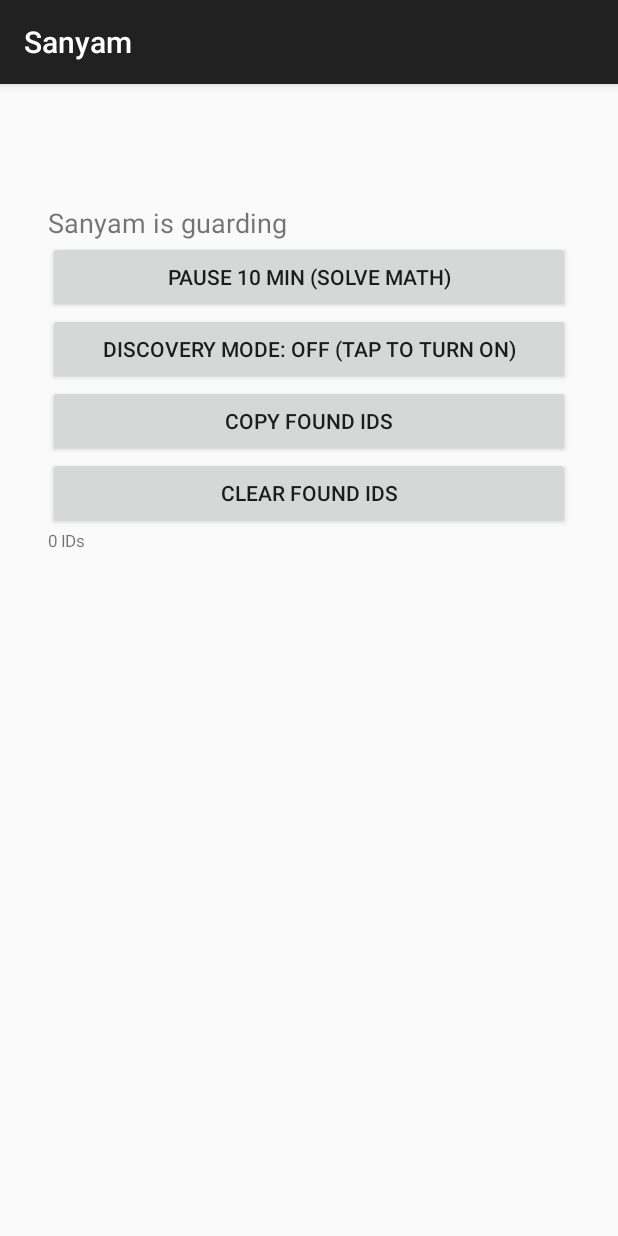
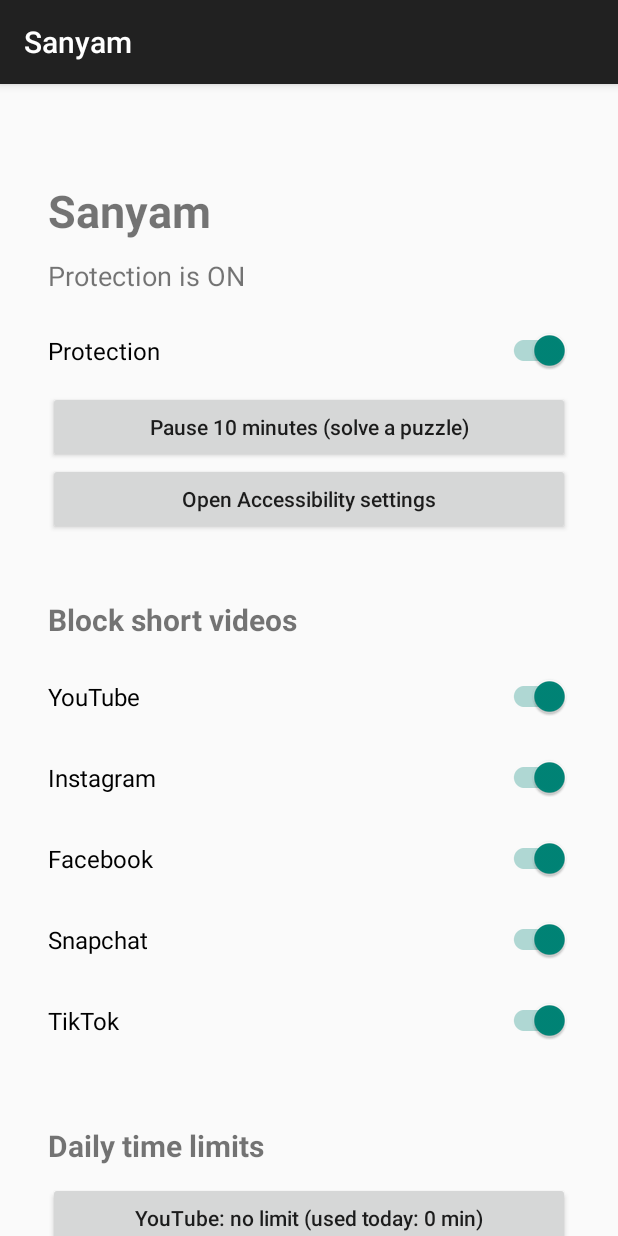
Before and after one commit to aditya1sharma-user/Sanyam, an Android app: the screen it shows after launch (MainActivity), on a phone screen of 412 x 824 dp. Run offline under Robolectric (Android 15) with nearby library versions, the phone set to English and light mode, and no system bars.

Commit message:
Update MainActivity.kt

```diff
--- a/app/src/main/java/com/example/sanyam/MainActivity.kt
+++ b/app/src/main/java/com/example/sanyam/MainActivity.kt
@@ -3,7 +3,9 @@ package com.example.sanyam
 import android.content.ClipData
 import android.content.ClipboardManager
 import android.content.Context
+import android.content.Intent
 import android.os.Bundle
+import android.provider.Settings
 import android.text.InputType
 import android.widget.Button
 import android.widget.EditText
@@ -13,82 +15,155 @@ import android.widget.TextView
 import android.widget.Toast
 import androidx.appcompat.app.AlertDialog
 import androidx.appcompat.app.AppCompatActivity
+import androidx.appcompat.widget.SwitchCompat
 import kotlin.random.Random
 
 class MainActivity : AppCompatActivity() {
-    private lateinit var status: TextView
-    private lateinit var idsView: TextView
-    private lateinit var discoveryBtn: Button
+    private lateinit var container: LinearLayout
 
     override fun onCreate(savedInstanceState: Bundle?) {
         super.onCreate(savedInstanceState)
-        val layout = LinearLayout(this)
-        layout.orientation = LinearLayout.VERTICAL
-        layout.setPadding(48, 120, 48, 48)
-
-        status = TextView(this)
-        status.textSize = 18f
-        layout.addView(status)
-
-        addButton(layout, "Pause 10 min (solve math)") { askMath() }
-        discoveryBtn = addButton(layout, "") { toggleDiscovery() }
-        addButton(layout, "Copy found IDs") { copyIds() }
-        addButton(layout, "Clear found IDs") {
-            prefs().edit().remove("ids").apply()
-            refresh()
-        }
-
-        idsView = TextView(this)
-        idsView.textSize = 11f
+        container = LinearLayout(this)
+        container.orientation = LinearLayout.VERTICAL
+        container.setPadding(48, 96, 48, 96)
         val scroll = ScrollView(this)
-        scroll.addView(idsView)
-        layout.addView(scroll)
-        setContentView(layout)
+        scroll.addView(container)
+        setContentView(scroll)
     }
 
     override fun onResume() {
         super.onResume()
-        refresh()
-    }
-
-    private fun addButton(parent: LinearLayout, label: String, onClick: () -> Unit): Button {
-        val b = Button(this)
-        b.text = label
-        b.setOnClickListener { onClick() }
-        parent.addView(b)
-        return b
+        render()
     }
 
     private fun prefs() = getSharedPreferences("sanyam", Context.MODE_PRIVATE)
+    private fun paused() = System.currentTimeMillis() < prefs().getLong("pausedUntil", 0L)
 
-    private fun refresh() {
-        val remaining = prefs().getLong("pausedUntil", 0L) - System.currentTimeMillis()
-        status.text = if (remaining > 0) {
-            "Paused: about ${remaining / 60000 + 1} min left"
-        } else {
-            "Sanyam is guarding"
+    private fun render() {
+        container.removeAllViews()
+        val p = prefs()
+        title("Sanyam")
+        val left = p.getLong("pausedUntil", 0L) - System.currentTimeMillis()
+        val state = if (left > 0) "Paused: about ${left / 60000 + 1} min left"
+        else if (p.getBoolean("master", true)) "Protection is ON" else "Protection is OFF"
+        text(state, 18f)
+
+        switchRow("Protection", "master")
+        button("Pause 10 minutes (solve a puzzle)") {
+            challenge {
+                prefs().edit().putLong("pausedUntil", System.currentTimeMillis() + 600000L).apply()
+            }
         }
-        val on = prefs().getBoolean("discovery", false)
-        discoveryBtn.text = if (on) "Discovery mode: ON (tap to turn off)"
-        else "Discovery mode: OFF (tap to turn on)"
-        val set = prefs().getStringSet("ids", emptySet()) ?: emptySet()
-        idsView.text = "${set.size} IDs\n" + set.sorted().joinToString("\n")
+        if (left > 0) {
+            button("End pause now") {
+                prefs().edit().putLong("pausedUntil", 0L).apply()
+                render()
+            }
+        }
+        button("Open Accessibility settings") {
+            startActivity(Intent(Settings.ACTION_ACCESSIBILITY_SETTINGS))
+        }
+
+        section("Block short videos")
+        for ((label, pkg) in Apps.list) switchRow(label, "block_$pkg")
+
+        section("Daily time limits")
+        for ((label, pkg) in Apps.list) limitRow(label, pkg)
+
+        section("Protect Sanyam itself")
+        switchRow("Keep me out of Sanyam's Settings pages", "guard")
+
+        section("Tools")
+        button("Advanced (view IDs)") { advanced() }
     }
 
-    private fun toggleDiscovery() {
-        val on = prefs().getBoolean("discovery", false)
-        prefs().edit().putBoolean("discovery", !on).apply()
-        refresh()
+    private fun title(s: String) {
+        val t = TextView(this)
+        t.text = s
+        t.textSize = 30f
+        t.setTypeface(null, android.graphics.Typeface.BOLD)
+        container.addView(t)
     }
 
-    private fun copyIds() {
-        val set = prefs().getStringSet("ids", emptySet()) ?: emptySet()
-        val cm = getSystemService(Context.CLIPBOARD_SERVICE) as ClipboardManager
-        cm.setPrimaryClip(ClipData.newPlainText("ids", set.sorted().joinToString("\n")))
-        Toast.makeText(this, "Copied ${set.size} IDs", Toast.LENGTH_SHORT).show()
+    private fun section(s: String) {
+        val t = TextView(this)
+        t.text = s
+        t.textSize = 20f
+        t.setTypeface(null, android.graphics.Typeface.BOLD)
+        t.setPadding(0, 64, 0, 16)
+        container.addView(t)
     }
 
-    private fun askMath() {
+    private fun text(s: String, size: Float) {
+        val t = TextView(this)
+        t.text = s
+        t.textSize = size
+        t.setPadding(0, 16, 0, 16)
+        container.addView(t)
+    }
+
+    private fun button(label: String, onClick: () -> Unit) {
+        val b = Button(this)
+        b.text = label
+        b.isAllCaps = false
+        b.setOnClickListener { onClick() }
+        container.addView(b)
+    }
+
+    private fun switchRow(label: String, key: String) {
+        val sw = SwitchCompat(this)
+        sw.text = label
+        sw.textSize = 16f
+        sw.setPadding(0, 24, 0, 24)
+        sw.isChecked = prefs().getBoolean(key, true)
+        sw.setOnCheckedChangeListener { _, checked ->
+            if (checked) {
+                prefs().edit().putBoolean(key, true).apply()
+                render()
+            } else {
+                challenge { prefs().edit().putBoolean(key, false).apply() }
+            }
+        }
+        container.addView(sw)
+    }
+
+    private fun limitRow(label: String, pkg: String) {
+        val limit = prefs().getInt("limit_$pkg", 0)
+        val usedMin = prefs().getLong("used_$pkg", 0L) / 60000
+        val shown = if (limit == 0) "no limit" else "$limit min"
+        button("$label: $shown (used today: $usedMin min)") { askLimit(label, pkg, limit) }
+    }
+
+    private fun askLimit(label: String, pkg: String, old: Int) {
+        val input = EditText(this)
+        input.inputType = InputType.TYPE_CLASS_NUMBER
+        input.hint = "Minutes per day (0 = no limit)"
+        AlertDialog.Builder(this)
+            .setTitle("$label daily limit")
+            .setView(input)
+            .setPositiveButton("Save") { _, _ ->
+                val n = input.text.toString().trim().toIntOrNull()
+                if (n != null) {
+                    val weaker = old != 0 && (n == 0 || n > old)
+                    val save = { prefs().edit().putInt("limit_$pkg", n).apply() }
+                    if (weaker) {
+                        challenge { save() }
+                    } else {
+                        save()
+                        render()
+                    }
+                }
+            }
+            .setNegativeButton("Cancel", null)
+            .show()
+    }
+
+    private fun challenge(onSuccess: () -> Unit) {
+        if (paused()) {
+            onSuccess()
+            render()
+            return
+        }
         val a = Random.nextInt(12, 40)
         val b = Random.nextInt(12, 40)
         val input = EditText(this)
@@ -96,16 +171,42 @@ class MainActivity : AppCompatActivity() {
         AlertDialog.Builder(this)
             .setTitle("Solve: $a x $b")
             .setView(input)
-            .setPositiveButton("Unlock") { _, _ ->
+            .setPositiveButton("OK") { _, _ ->
                 if (input.text.toString().trim() == (a * b).toString()) {
-                    prefs().edit()
-                        .putLong("pausedUntil", System.currentTimeMillis() + 600000L).apply()
-                    refresh()
+                    onSuccess()
                 } else {
                     Toast.makeText(this, "Wrong answer", Toast.LENGTH_SHORT).show()
                 }
+                render()
             }
-            .setNegativeButton("Cancel", null)
+            .setNegativeButton("Cancel") { _, _ -> render() }
+            .setOnCancelListener { render() }
+            .show()
+    }
+
+    private fun advanced() {
+        val p = prefs()
+        val on = p.getBoolean("discovery", false)
+        val set = p.getStringSet("ids", emptySet()) ?: emptySet()
+        val items = arrayOf(
+            if (on) "Turn discovery OFF" else "Turn discovery ON",
+            "Copy found IDs (${set.size})",
+            "Clear found IDs"
+        )
+        AlertDialog.Builder(this)
+            .setTitle("Advanced")
+            .setItems(items) { _, which ->
+                when (which) {
+                    0 -> p.edit().putBoolean("discovery", !on).apply()
+                    1 -> {
+                        val cm = getSystemService(Context.CLIPBOARD_SERVICE) as ClipboardManager
+                        cm.setPrimaryClip(
+                            ClipData.newPlainText("ids", set.sorted().joinToString("\n")))
+                        Toast.makeText(this, "Copied ${set.size} IDs", Toast.LENGTH_SHORT).show()
+                    }
+                    2 -> p.edit().remove("ids").apply()
+                }
+            }
             .show()
     }
 }
```
